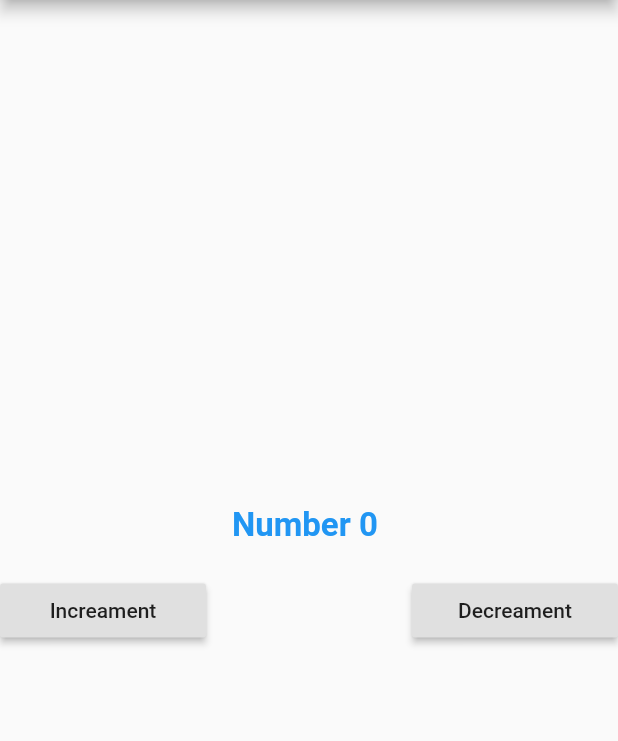
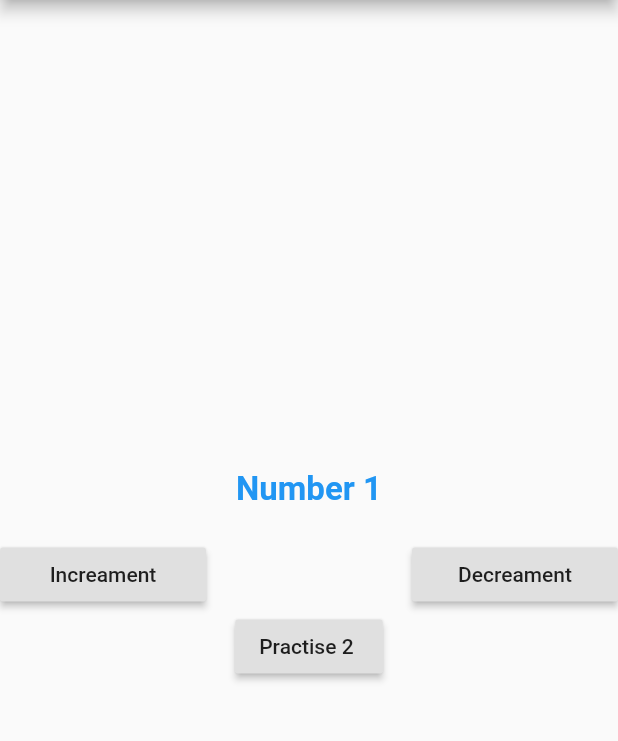
Before and after one commit to LongKhoa0706/Demo_Bloc, a Flutter app: the screen it shows after launch, after a tap on "Increament", on a phone screen of 412 x 824 dp, the part 84-825 px from its top. Run offline on Flutter 3.47's test engine with Material 2 defaults, Android fonts, the phone set to English and light mode, and no system bars; our stand-ins replace rxdart.

Commit message:
finish practise 2

```diff
--- /dev/null
+++ b/lib/counter/counter.dart
@@ -0,0 +1,95 @@
+import 'package:flutter/material.dart';
+
+import 'counterEvent.dart';
+import 'counter_bloc.dart';
+
+class Counter extends StatefulWidget {
+
+  @override
+  _CounterState createState() => _CounterState();
+}
+
+class _CounterState extends State<Counter> {
+
+  CounterBLoc bloc;
+  /// Hàm này chỉ chạy một lần duy nhất khi Widget được tạo
+  /// và thêm nó vào cây Widget lần đầu tiên
+  /// Nên tạo Bloc trong hàm này
+  @override
+  void initState() {
+    super.initState();
+    /// Nếu khởi tạo Bloc tại đây.
+    bloc = CounterBLoc();
+    print('a');
+  }
+
+  /// Hàm này sẽ chạy khi Widget được xoá khỏi cây Widget.
+  /// Ví dụ em đóng màn hình này lại thì hàm này sẽ chạy
+  @override
+  void dispose() {
+    // Khi tắt screen thì đóng các StreamController trong Bloc lại.
+    bloc.dispose();
+
+    super.dispose();
+  }
+  @override
+  Widget build(BuildContext context) {
+    return Scaffold(
+      appBar: AppBar(
+        title: Text("Demo BLoc"),
+      ),
+      body: Center(
+        child: Column(
+          mainAxisAlignment: MainAxisAlignment.center,
+          children: <Widget>[
+            /// Chổ này nên để rõ mình sẽ nhận dc giữ liệu gì
+            StreamBuilder<int>(
+                initialData: 0,
+                stream: bloc.counter,
+                builder: (context, snapshot) {
+                  // Chỉ nên wrap thằng này thôi, vì mỗi lần nhận dc dữ liệu mới
+                  // nó sẽ chạy hàm builder này và tạo lại Widget Text với dữ liệu mới
+                  // nhét thêm Widget khác có thể được, nhưng không nên
+                  // vì sẽ khiến ứng dụng chậm đi, vì phải tạo thêm các Widget khác
+                  return Text(
+                    "Number ${snapshot.data}",
+                    style: TextStyle(
+                      color: Colors.blue,
+                      fontWeight: FontWeight.bold,
+                      fontSize: 22,
+                    ),
+                  );
+                }
+            ),
+            SizedBox(
+              height: 20,
+            ),
+            Row(
+              children: <Widget>[
+                Expanded(
+                  child: RaisedButton(
+                    child: Text("Increament"),
+                    onPressed:() => bloc.event.add(IncreamentEvent()),
+                  ),
+                ),
+                Spacer(),
+                Expanded(
+                  child: RaisedButton(
+                    child: Text("Decreament"),
+                    onPressed: () => bloc.event.add(DecreamentEvent()),
+                  ),
+                ),
+              ],
+            ),
+            RaisedButton(
+              child: Text("Practise 2 "),
+              onPressed:() {
+                Navigator.pushNamed(context,'practise2');
+              },
+            ),
+          ],
+        ),
+      ),
+    );
+  }
+}
--- /dev/null
+++ b/lib/counter/counter_bloc.dart
@@ -0,0 +1,40 @@
+import 'dart:async';
+
+import 'package:flutter_app/counter/counterEvent.dart';
+
+class CounterBLoc {
+  CounterBLoc() {
+    _counterEventController.stream.listen(_mapEventToState);
+  }
+
+  /// StreamController của State.
+  final _counterStateController = StreamController<int>();
+  Stream<int> get counter => _counterStateController.stream;
+
+  /// StreamController của Event.
+  final _counterEventController = StreamController<CounterEvent>();
+  Sink<CounterEvent> get event => _counterEventController.sink;
+
+  /// State _counter.
+  int _counter = 0;
+
+  void _mapEventToState(CounterEvent event) {
+    if (event is IncreamentEvent){
+      _counter++;
+      print('counter++');
+    } else {
+      _counter--;
+      print('couter--');
+    }
+
+    // Sau khi xử lý thì đẩy dữ liệu mới ra UI.
+    _counterStateController.add(_counter);
+  }
+
+  /// Hàm này phải để ngoài, khi nào cần đóng Bloc thì gọi nó.
+  /// nó sẽ huỷ các StreamController đi.
+  void dispose() {
+    _counterEventController.close();
+    _counterStateController.close();
+  }
+}
--- a/lib/counter_bloc.dart
+++ /dev/null
@@ -1,35 +0,0 @@
-import 'dart:async';
-
-import 'package:flutter_app/counterEvent.dart';
-
-class CounterBLoc {
-  int _counter = 0;
-  final _counterStateController = StreamController<int>();
-
-  StreamSink<int> get _inCounter => _counterStateController.sink;
-
-  Stream<int> get counter => _counterStateController.stream;
-
-  // event exposing only a sink which is an input
-  final _counterEventController = StreamController<CounterEvent>();
-
-  Sink<CounterEvent> get counterEventSink => _counterEventController.sink;
-
-  CounterBLoc() {
-    _counterEventController.stream.listen(_mapEventToState);
-  }
-
-  void _mapEventToState(CounterEvent event) {
-    if (event is IncreamentEvent)
-      _counter++;
-     else {
-      _counter--;
-      // important
-      _inCounter.add(_counter);
-    }
-    void disapose() {
-      _counterEventController.close();
-      _counterStateController.close();
-    }
-  }
-}
--- /dev/null
+++ b/lib/login/bloc.dart
@@ -0,0 +1,27 @@
+import 'dart:async';
+import 'package:rxdart/rxdart.dart';
+import 'package:flutter_app/login/validator.dart';
+
+class Bloc extends Object with Validators {
+  final _emailController = BehaviorSubject<String>();
+  final _passWordController = BehaviorSubject<String>();
+
+  Function get emailChange => _emailController.sink.add;
+  Function  get passwordChange => _passWordController.sink.add;
+
+  Stream<String> get email => _emailController.stream.transform(emailValidator);
+  Stream<String> get password => _passWordController.stream.transform(passWordValidator);
+
+  Stream<bool> get submitCheck => Rx.combineLatest2(email, password, (e,p)=>true);
+
+//  Stream<String> get emailStream=>_emailController.stream.transform();
+
+  submit(){
+
+  }
+
+  dispose(){
+    _emailController.close();
+    _passWordController.close();
+  }
+}
--- a/lib/main.dart
+++ b/lib/main.dart
@@ -1,6 +1,9 @@
 import 'package:flutter/material.dart';
-import 'package:flutter_app/counterEvent.dart';
-import 'package:flutter_app/counter_bloc.dart';
+import 'package:flutter_app/counter/counter.dart';
+import 'package:flutter_app/counter/counterEvent.dart';
+import 'package:flutter_app/counter/counter_bloc.dart';
+
+import 'login/loginform.dart';
 
 void main() => runApp(MyApp());
 
@@ -11,53 +14,18 @@ class MyApp extends StatefulWidget {
 }
 
 class _MyAppState extends State<MyApp> {
-    final bloc = CounterBLoc();
+
+
 
   @override
   Widget build(BuildContext context) {
     return MaterialApp(
       title: 'Flutter Demo Bloc',
-      home: Scaffold(
-        appBar: AppBar(
-          title: Text("Demo BLoc"),
-        ),
-        body: StreamBuilder<Object>(
-          stream: bloc.counter,
-          initialData: 0,
-          builder: (context, snapshot) {
-            return Center(
-              child: Column(
-                mainAxisAlignment: MainAxisAlignment.center,
-                children: <Widget>[
-                  Text("Number ${snapshot.data} ",style: TextStyle(color: Colors.blue,fontWeight: FontWeight.bold,fontSize: 22),),
-                  SizedBox(
-                    height: 20,
-                  ),
-                  Row(
-                    children: <Widget>[
-                      Expanded(
-                        child: RaisedButton(
-                          child: Text("Increament"),
-                          onPressed:()=> bloc.counterEventSink.add(IncreamentEvent()),
-                        ),
-                      ),
-                      Spacer(),
-                      Expanded(
-                        child: RaisedButton(
-                          child: Text("Decreament"),
-                          onPressed: ()=>bloc.counterEventSink.add(DecreamentEvent()),
-                        ),
-                      ),
-                    ],
-                  )
-                ],
-              ),
-            );
-          }
-        ),
-      ),
+      routes: <String,WidgetBuilder>{
+        '/':(_)=>Counter(),
+        'practise2':(_)=>LoginForm(),
+      },
     );
   }
 
-
 }
--- a/pubspec.yaml
+++ b/pubspec.yaml
@@ -23,6 +23,7 @@ dependencies:
   # The following adds the Cupertino Icons font to your application.
   # Use with the CupertinoIcons class for iOS style icons.
   cupertino_icons: ^0.1.2
+  rxdart:
 
 dev_dependencies:
   flutter_test:
```
Also changed, not shown: lib/login/loginform.dart (added, +99 -0 lines), lib/login/pagetwo.dart (added, +10 -0 lines), lib/login/validator.dart (added, +22 -0 lines), lib/counter/counterEvent.dart (renamed from lib/counterEvent.dart), pubspec.lock.
